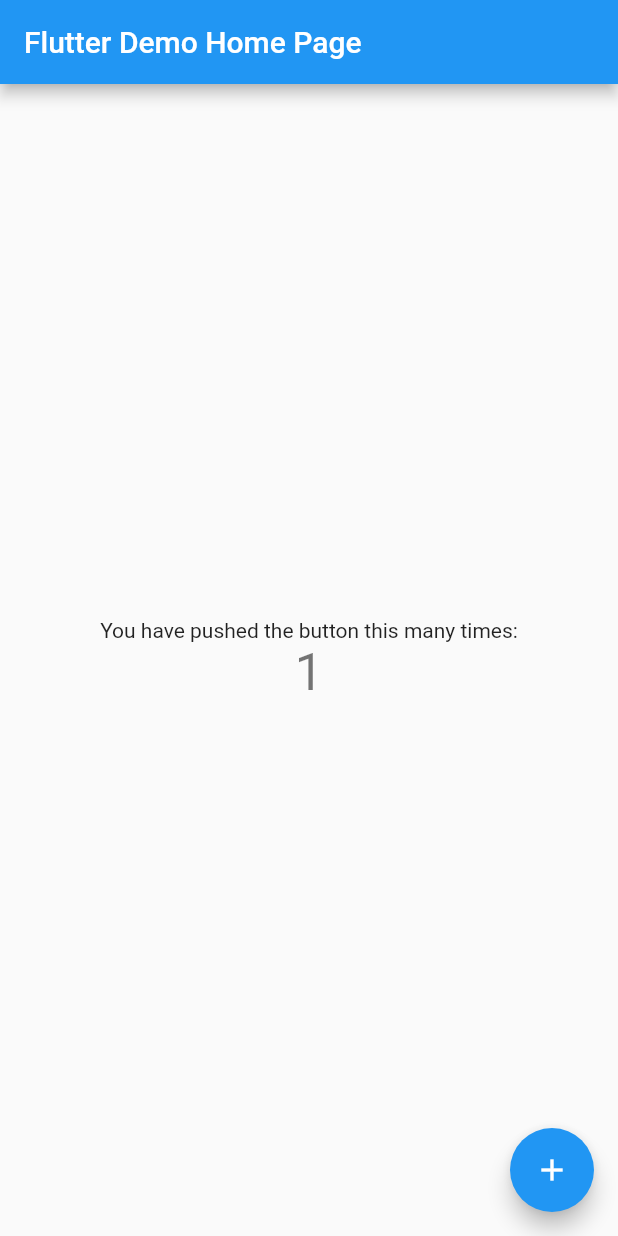
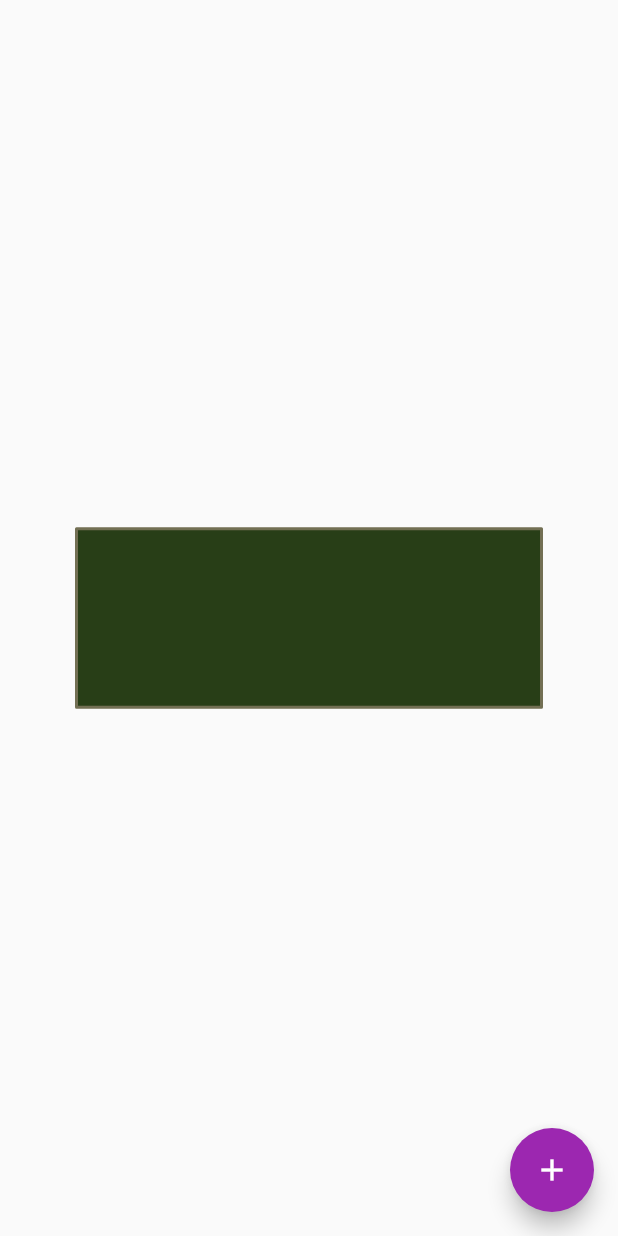
Before and after one commit to manuelduarte077/WidgetOfTheWeek-Flutter, a Flutter app: the screen it shows after launch, after a tap on the "add" icon, on a phone screen of 412 x 824 dp. Run offline on Flutter 3.47's test engine with Material 2 defaults, Android fonts, the light colour scheme and no system bars.

Commit message:
Widget Animated Container #4 - Fin

```diff
--- a/flutter_animated_container/lib/main.dart
+++ b/flutter_animated_container/lib/main.dart
@@ -1,113 +1,66 @@
+import 'dart:math';
+
 import 'package:flutter/material.dart';
 
-void main() {
-  runApp(MyApp());
-}
+void main() => runApp(MyApp());
 
 class MyApp extends StatelessWidget {
-  // This widget is the root of your application.
   @override
   Widget build(BuildContext context) {
     return MaterialApp(
-      title: 'Flutter Demo',
-      theme: ThemeData(
-        // This is the theme of your application.
-        //
-        // Try running your application with "flutter run". You'll see the
-        // application has a blue toolbar. Then, without quitting the app, try
-        // changing the primarySwatch below to Colors.green and then invoke
-        // "hot reload" (press "r" in the console where you ran "flutter run",
-        // or simply save your changes to "hot reload" in a Flutter IDE).
-        // Notice that the counter didn't reset back to zero; the application
-        // is not restarted.
-        primarySwatch: Colors.blue,
-      ),
-      home: MyHomePage(title: 'Flutter Demo Home Page'),
+      debugShowCheckedModeBanner: false,
+      title: 'Animated Container',
+      home: MyPage(),
     );
   }
 }
 
-class MyHomePage extends StatefulWidget {
-  MyHomePage({Key key, this.title}) : super(key: key);
-
-  // This widget is the home page of your application. It is stateful, meaning
-  // that it has a State object (defined below) that contains fields that affect
-  // how it looks.
-
-  // This class is the configuration for the state. It holds the values (in this
-  // case the title) provided by the parent (in this case the App widget) and
-  // used by the build method of the State. Fields in a Widget subclass are
-  // always marked "final".
-
-  final String title;
-
+class MyPage extends StatefulWidget {
   @override
-  _MyHomePageState createState() => _MyHomePageState();
+  _MyPageState createState() => _MyPageState();
 }
 
-class _MyHomePageState extends State<MyHomePage> {
-  int _counter = 0;
-
-  void _incrementCounter() {
-    setState(() {
-      // This call to setState tells the Flutter framework that something has
-      // changed in this State, which causes it to rerun the build method below
-      // so that the display can reflect the updated values. If we changed
-      // _counter without calling setState(), then the build method would not be
-      // called again, and so nothing would appear to happen.
-      _counter++;
-    });
-  }
-
+class _MyPageState extends State<MyPage> {
   @override
   Widget build(BuildContext context) {
-    // This method is rerun every time setState is called, for instance as done
-    // by the _incrementCounter method above.
-    //
-    // The Flutter framework has been optimized to make rerunning build methods
-    // fast, so that you can just rebuild anything that needs updating rather
-    // than having to individually change instances of widgets.
+    final rnd = new Random();
+    final r = rnd.nextInt(255);
+    final g = rnd.nextInt(255);
+    final b = rnd.nextInt(255);
+
+    final r2 = rnd.nextInt(255);
+    final g2 = rnd.nextInt(255);
+    final b2 = rnd.nextInt(255);
+
+    final width = rnd.nextInt(300) + 50;
+    final height = rnd.nextInt(300) + 50;
+
+    final borderRadius = BorderRadius.circular(rnd.nextInt(10).toDouble());
+    final border = Border.all(
+        width: rnd.nextInt(10).toDouble() + 2,
+        color: Color.fromRGBO(r2, g2, b2, 1));
+
     return Scaffold(
-      appBar: AppBar(
-        // Here we take the value from the MyHomePage object that was created by
-        // the App.build method, and use it to set our appbar title.
-        title: Text(widget.title),
+      floatingActionButton: FloatingActionButton(
+        backgroundColor: Colors.purple,
+        child: Icon(Icons.add),
+        onPressed: () {
+          setState(() {});
+        },
       ),
       body: Center(
-        // Center is a layout widget. It takes a single child and positions it
-        // in the middle of the parent.
-        child: Column(
-          // Column is also a layout widget. It takes a list of children and
-          // arranges them vertically. By default, it sizes itself to fit its
-          // children horizontally, and tries to be as tall as its parent.
-          //
-          // Invoke "debug painting" (press "p" in the console, choose the
-          // "Toggle Debug Paint" action from the Flutter Inspector in Android
-          // Studio, or the "Toggle Debug Paint" command in Visual Studio Code)
-          // to see the wireframe for each widget.
-          //
-          // Column has various properties to control how it sizes itself and
-          // how it positions its children. Here we use mainAxisAlignment to
-          // center the children vertically; the main axis here is the vertical
-          // axis because Columns are vertical (the cross axis would be
-          // horizontal).
-          mainAxisAlignment: MainAxisAlignment.center,
-          children: <Widget>[
-            Text(
-              'You have pushed the button this many times:',
-            ),
-            Text(
-              '$_counter',
-              style: Theme.of(context).textTheme.headline4,
-            ),
-          ],
+        child: AnimatedContainer(
+          duration: Duration(milliseconds: 1200),
+          curve: Curves.elasticOut,
+          width: width.toDouble(),
+          height: height.toDouble(),
+          decoration: BoxDecoration(
+            color: Color.fromRGBO(r, g, b, 1),
+            borderRadius: borderRadius,
+            border: border,
+          ),
         ),
       ),
-      floatingActionButton: FloatingActionButton(
-        onPressed: _incrementCounter,
-        tooltip: 'Increment',
-        child: Icon(Icons.add),
-      ), // This trailing comma makes auto-formatting nicer for build methods.
     );
   }
 }
```
